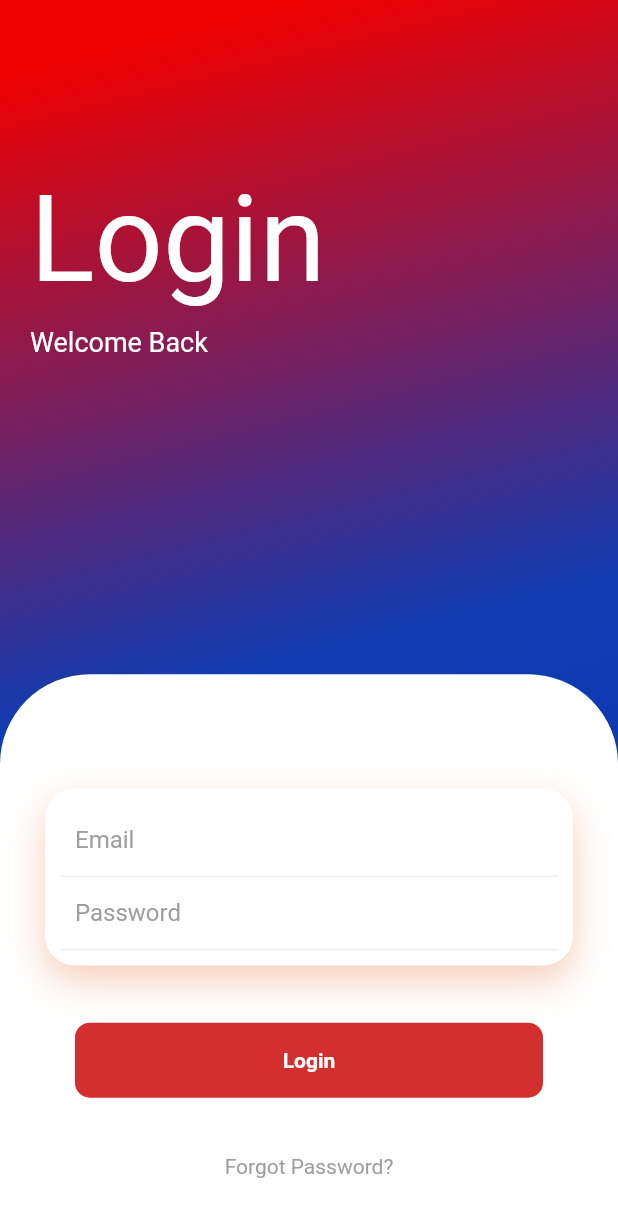
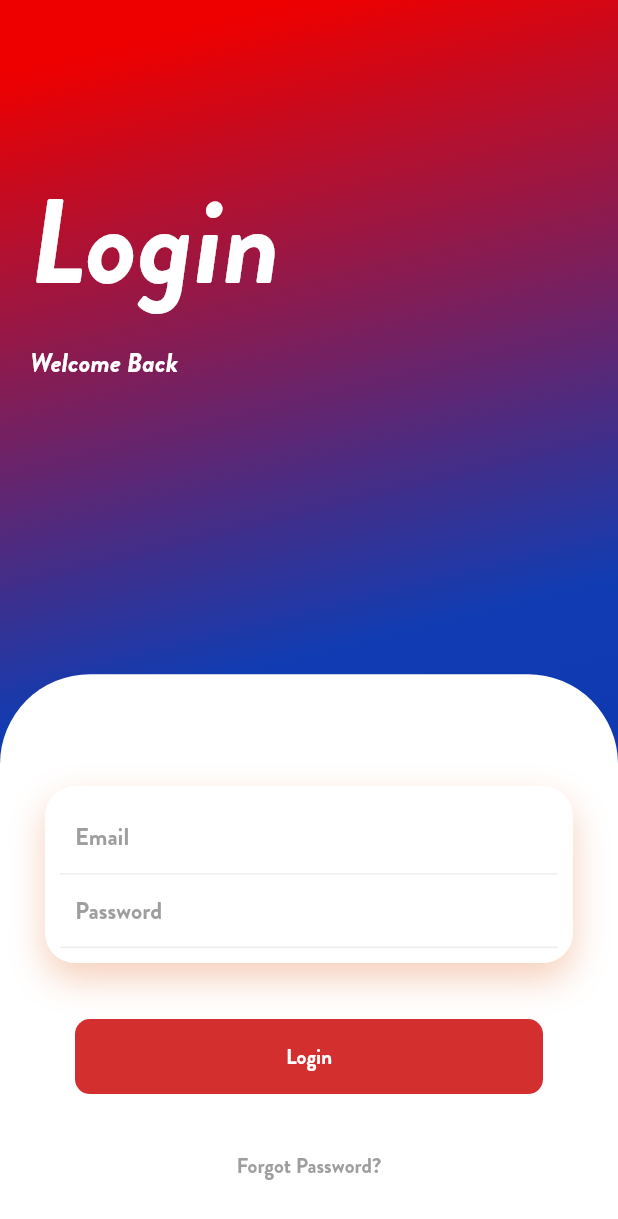
Before and after one commit to kaganzdmr58/flutter_login, a Flutter app: the screen it shows after launch, after a tap on "Login", on a phone screen of 412 x 824 dp. Shown: the top 1219 px of the screen. Run offline on Flutter 3.47's test engine with Material 2 defaults, Android fonts, the phone set to English and light mode, and no system bars; our stand-ins replace shared_preferences.

Commit message:
2. commit

```diff
--- a/login_register/lib/viewmodels/LoginViewModel.dart
+++ b/login_register/lib/viewmodels/LoginViewModel.dart
@@ -8,10 +8,12 @@ class LoginViewModel {
 
   Future<void> login(BuildContext context,String email,String password) async {
     final prefs = await SharedPreferences.getInstance();
-    final saveEmail = prefs.getString(Constants.USER_NAME) ?? '';
+    final saveEmail = prefs.getString(Constants.EMAIL) ?? '';
     final savePassword = prefs.getString(Constants.PASSWORD) ?? '';
 
     bool _isvalidate = await _validate(context, email, password);
+
+    print(saveEmail.toString()+savePassword.toString());
 
     if(_isvalidate){
       if (saveEmail.isNotEmpty && password.isNotEmpty) {
--- a/login_register/lib/viewmodels/WelcomeViewModel.dart
+++ b/login_register/lib/viewmodels/WelcomeViewModel.dart
@@ -13,5 +13,11 @@ class WelcomeViewModel{
     Navigator.push(context, MaterialPageRoute(builder: (context) => const RegisterScreen()) );
   }
 
+  void showToast(BuildContext context, String message) {
+    Scaffold.of(context).showSnackBar(SnackBar(
+      content: Text(message),
+      duration: const Duration(seconds: 2),
+    ));
+  }
 
 }
--- a/login_register/lib/views/AccountScreen.dart
+++ b/login_register/lib/views/AccountScreen.dart
@@ -51,7 +51,7 @@ class _AccountState extends State<Account> {
                     style: TextStyle(
                       fontSize: 24.0,
                       color: Colors.green,
-                      fontFamily: 'BrandonText',
+                      fontFamily: 'BrandonTitle',
                     ),
                   ),
                  /* const Spacer(),
--- a/login_register/lib/views/LoginScreen.dart
+++ b/login_register/lib/views/LoginScreen.dart
@@ -1,6 +1,5 @@
 import 'package:flutter/material.dart';
-import 'package:login_register/views/AccountScreen.dart';
-
+import 'package:login_register/viewmodels/LoginViewModel.dart';
 import '../Constants.dart';
 
 class LoginScreen extends StatelessWidget {
@@ -25,7 +24,9 @@ class LoginScr extends StatefulWidget {
 
 class _LoginScrState extends State<LoginScr> {
 
-
+  final LoginViewModel _viewModel = LoginViewModel();
+  late String _password;
+  late String _email;
 
   @override
   Widget build(BuildContext context) {
@@ -52,9 +53,15 @@ class _LoginScrState extends State<LoginScr> {
               child: Column(
                 crossAxisAlignment: CrossAxisAlignment.start,
                 children: const [
-                  Text(Constants.LOGIN,style: TextStyle(color: Colors.white,fontSize: 80),),
+                  Text(Constants.LOGIN
+                    ,style: TextStyle(color: Colors.white,fontSize: 80,
+                    fontFamily: 'BrandonTitle'),
+                  ),
                   SizedBox(height: 10,),
-                  Text(Constants.WELCOME_BACK,style: TextStyle(color: Colors.white,fontSize: 18),),
+                  Text(Constants.WELCOME_BACK
+                    ,style: TextStyle(color: Colors.white,fontSize: 18,
+                    fontFamily: 'BrandonTitle',),
+                  ),
                 ],
               ),
             ),
@@ -65,14 +72,15 @@ class _LoginScrState extends State<LoginScr> {
               height: MediaQuery.of(context).size.height* 5/11,
               decoration: const BoxDecoration(
                   color: Colors.white,
-                  borderRadius: BorderRadius.only(topLeft: Radius.circular(60),topRight: Radius.circular(60))
+                  borderRadius: BorderRadius.only(topLeft: Radius.circular(60)
+                      ,topRight: Radius.circular(60),),
               ),
               child: Column(
                 children: [
                   const Spacer(),
                   const Spacer(),
                   Padding(
-                    padding: EdgeInsets.only(right: 30,left: 30),
+                    padding: const EdgeInsets.only(right: 30,left: 30),
                     child: Container(
                       padding: const EdgeInsets.all(10),
                       decoration: BoxDecoration(
@@ -94,10 +102,14 @@ class _LoginScrState extends State<LoginScr> {
                                     bottom: BorderSide(color: Colors.grey.shade200)
                                 )
                             ),
-                            child: const TextField(
-                              decoration: InputDecoration(
+                            child: TextField(
+                              onChanged: (value){
+                                _email = value;
+                              },
+                              decoration: const InputDecoration(
                                 hintText: Constants.E_MAIL,
-                                hintStyle: TextStyle( color: Colors.grey),
+                                hintStyle: TextStyle( color: Colors.grey,
+                                  fontFamily: 'BrandonText',),
                                 border:InputBorder.none,
                               ),
                             ),
@@ -106,13 +118,17 @@ class _LoginScrState extends State<LoginScr> {
                             padding: const EdgeInsets.only(left: 10,right: 10),
                             decoration: BoxDecoration(
                                 border: Border(
-                                    bottom: BorderSide(color: Colors.grey.shade200)
+                                    bottom: BorderSide(color: Colors.grey.shade200),
                                 )
                             ),
-                            child: const TextField(
-                              decoration: InputDecoration(
+                            child: TextField(
+                              onChanged: (value){
+                                _password = value;
+                              },
+                              decoration: const InputDecoration(
                                 hintText: Constants.PASSWORD_,
-                                hintStyle: TextStyle( color: Colors.grey),
+                                hintStyle: TextStyle( color: Colors.grey,
+                                  fontFamily: 'BrandonText',),
                                 border:InputBorder.none,
                               ),
                             ),
@@ -125,7 +141,7 @@ class _LoginScrState extends State<LoginScr> {
 
                   GestureDetector(
                     onTap: (){
-                      Navigator.push(context, MaterialPageRoute(builder: (context) => const AccountScreen()) );
+                      _viewModel.login(context, _email, _password);
                     },
                     child: Container(
                       height: 50,
@@ -135,12 +151,25 @@ class _LoginScrState extends State<LoginScr> {
                         color: Colors.red.shade700,
                       ),
                       child: const Center(
-                        child: Text(Constants.LOGIN,style: TextStyle(color: Colors.white,fontWeight:FontWeight.bold),),
+                        child: Text(Constants.LOGIN,style:
+                          TextStyle(color: Colors.white,fontWeight:FontWeight.bold,
+                            fontFamily: 'BrandonButton',
+                          ),
+                        ),
                       ),
                     ),
                   ),
                   const Spacer(),
-                  const Text(Constants.FORGOT_PASSWORD,style: TextStyle(color: Colors.grey),),
+                  GestureDetector(
+                    onTap: (){
+                      _viewModel.showToast(context, Constants.NOT_INTEGRTED);
+                    },
+                    child: const Text(Constants.FORGOT_PASSWORD,style:
+                      TextStyle(color: Colors.grey,
+                        fontFamily: 'BrandonText',
+                      ),
+                    ),
+                  ),
                   const Spacer(),
                 ],
               ),
--- a/login_register/lib/views/WelcomeScreen.dart
+++ b/login_register/lib/views/WelcomeScreen.dart
@@ -49,7 +49,6 @@ class _WelcomeState extends State<Welcome> {
               child: Column(
                 crossAxisAlignment: CrossAxisAlignment.start,
                 children: [
-
                   SizedBox(
                     width: 280.0,
                     child:  Image.asset("images/logo.png"),
@@ -57,10 +56,12 @@ class _WelcomeState extends State<Welcome> {
                   const SizedBox(height: 10,),
                   const Padding(
                     padding: EdgeInsets.all(20),
-                    child: Text(Constants.WELCOME,style: TextStyle(color: Colors.black,fontSize: 50),),
-                  )
-                  /*SizedBox(height: 10,),
-                  Text("Aldi Sports",style: TextStyle(color: Colors.white,fontSize: 18),),*/
+                    child: Text(Constants.WELCOME
+                      ,style: TextStyle(color: Colors.black,fontSize: 50,
+                        fontFamily: 'BrandonText',),
+                    ),
+                  ),
+
                 ],
               ),
             ),
@@ -72,7 +73,9 @@ class _WelcomeState extends State<Welcome> {
               width: MediaQuery.of(context).size.width,
               decoration: const BoxDecoration(
                   color: Colors.white,
-                  borderRadius: BorderRadius.only(topLeft: Radius.circular(60),topRight: Radius.circular(60))
+                  borderRadius: BorderRadius.only(topLeft: Radius.circular(60),
+                      topRight: Radius.circular(60),
+                  ),
               ),
               child: Column(
                 children: [
@@ -81,9 +84,7 @@ class _WelcomeState extends State<Welcome> {
 
                   GestureDetector(
                       onTap: (){
-                        ScaffoldMessenger.of(context).showSnackBar(
-                          const SnackBar(content: Text(Constants.NOT_INTEGRTED)),
-                        );
+                        _viewModel.showToast(context, Constants.NOT_INTEGRTED);
                       },
                       child: Flex(
                         mainAxisAlignment: MainAxisAlignment.center,
@@ -118,7 +119,9 @@ class _WelcomeState extends State<Welcome> {
                   ),
                   const Spacer(flex: 20,),
                   const Text(Constants.CHOSE_INPUT_METHOD,
-                    style: TextStyle(color: Colors.grey, fontWeight: FontWeight.bold,fontSize: 16),
+                    style: TextStyle(color: Colors.grey
+                        , fontWeight: FontWeight.bold,fontSize: 16
+                        , fontFamily: 'BrandonText',),
                   ),
                   const Spacer(flex: 20,),
                   Flex(direction: Axis.horizontal,
@@ -137,7 +140,10 @@ class _WelcomeState extends State<Welcome> {
                             color: Colors.red.shade700,
                           ),
                           child: const Center(
-                            child: Text(Constants.SING_UP,style: TextStyle(color: Colors.white,fontWeight:FontWeight.bold),),
+                            child: Text(Constants.SING_UP,style:
+                                TextStyle(color: Colors.white,fontWeight:FontWeight.bold,
+                                  fontFamily: 'BrandonButton',),
+                            ),
                           ),
                         ),
                       ),
@@ -155,7 +161,10 @@ class _WelcomeState extends State<Welcome> {
                             color: Colors.red.shade700,
                           ),
                           child: const Center(
-                            child: Text(Constants.LOGIN,style: TextStyle(color: Colors.white,fontWeight:FontWeight.bold),),
+                            child: Text(Constants.LOGIN,style:
+                            TextStyle(color: Colors.white,fontWeight:FontWeight.bold,
+                              fontFamily: 'BrandonButton',),
+                            ),
                           ),
                         ),
                       ),
--- a/login_register/pubspec.yaml
+++ b/login_register/pubspec.yaml
@@ -92,7 +92,6 @@ flutter:
        fonts:
          - asset: fonts/Brandon-Grotesque-Bold.otf
 
-
   #       - asset: fonts/Schyler-Italic.ttf
   #         style: italic
   #   - family: Trajan Pro
```
Also changed, not shown: login_register/lib/viewmodels/AccountViewModel.dart (+4 -4 lines), login_register/lib/viewmodels/RegisterViewModel.dart (+10 -2 lines), login_register/lib/views/RegisterScreen.dart (+37 -21 lines).
